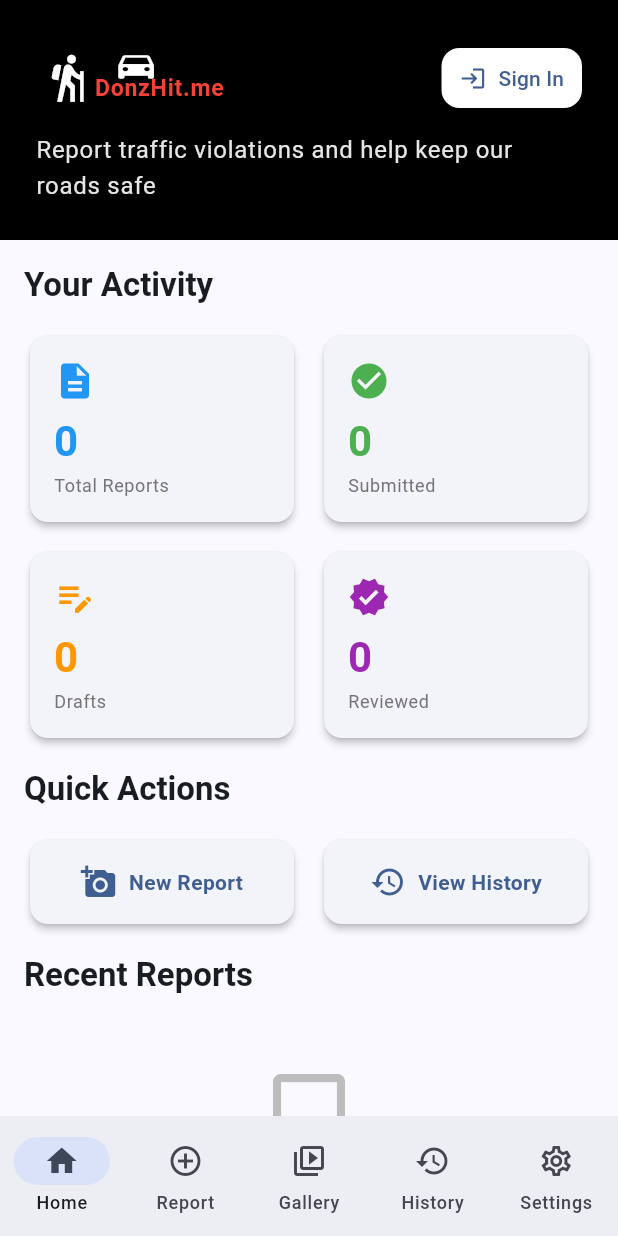
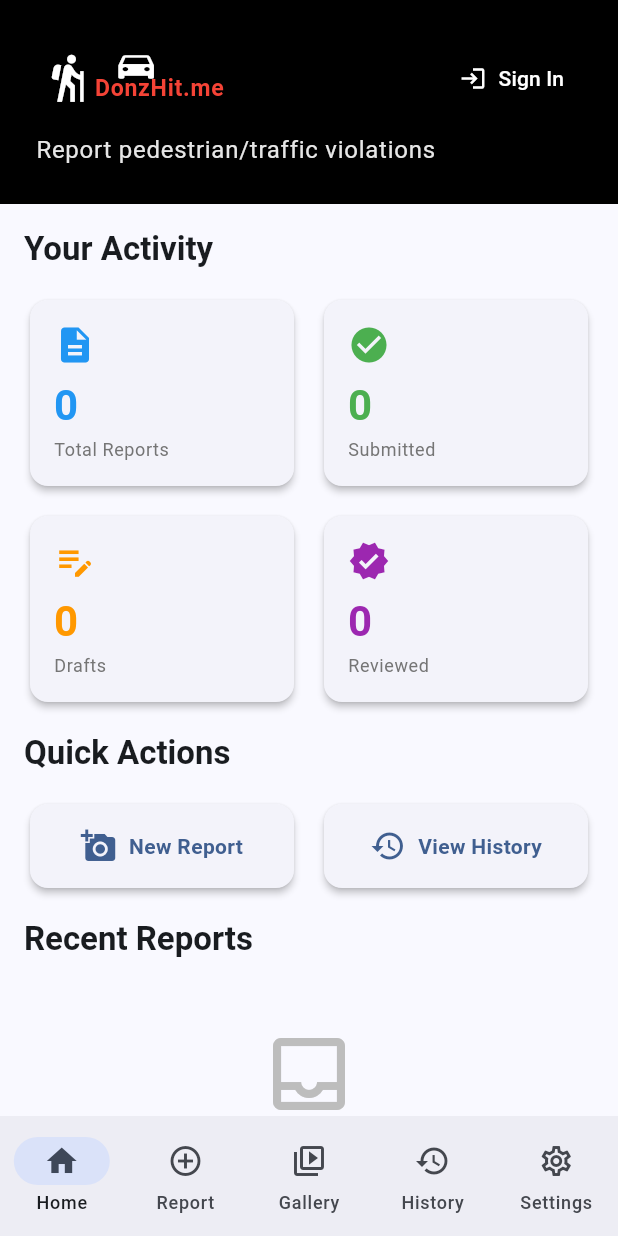
Before and after one commit to x92017/donzhit_me, a Flutter app: the screen it shows after launch, on a phone screen of 412 x 824 dp. Run offline on Flutter 3.47's test engine with Material 3 defaults, Android fonts, the phone set to English and light mode, and no system bars; our stand-ins replace cached_network_image, chewie, file_picker, google_sign_in, image_picker, shared_preferences and 2 more; network calls fail.

Commit message:
Update UI styling and default to dark mode
- Default app theme to dark mode
- Update Sign In button: black background, white text/icon
- Update tagline to "Report pedestrian/traffic violations"

Co-Authored-By: Claude Opus 4.5 <noreply@anthropic.com>

```diff
--- a/donzhit_me/lib/providers/settings_provider.dart
+++ b/donzhit_me/lib/providers/settings_provider.dart
@@ -5,7 +5,7 @@ import '../services/storage_service.dart';
 class SettingsProvider with ChangeNotifier {
   final StorageService _storageService = StorageService();
 
-  bool _darkMode = false;
+  bool _darkMode = true; // Default to dark mode
   bool _notifications = true;
   String _defaultState = '';
   bool _autoSaveDraft = true;
@@ -21,7 +21,7 @@ class SettingsProvider with ChangeNotifier {
   /// Initialize settings from storage
   Future<void> init() async {
     final settings = await _storageService.loadSettings();
-    _darkMode = settings['darkMode'] as bool? ?? false;
+    _darkMode = settings['darkMode'] as bool? ?? true; // Default to dark mode
     _notifications = settings['notifications'] as bool? ?? true;
     _defaultState = settings['defaultState'] as String? ?? '';
     _autoSaveDraft = settings['autoSaveDraft'] as bool? ?? true;
@@ -82,7 +82,7 @@ class SettingsProvider with ChangeNotifier {
 
   /// Reset all settings to defaults
   Future<void> resetSettings() async {
-    _darkMode = false;
+    _darkMode = true; // Default to dark mode
     _notifications = true;
     _defaultState = '';
     _autoSaveDraft = true;
--- a/donzhit_me/lib/screens/home_screen.dart
+++ b/donzhit_me/lib/screens/home_screen.dart
@@ -85,7 +85,7 @@ class _HomeScreenState extends State<HomeScreen> {
             ),
             const SizedBox(height: 8),
             Text(
-              'Report traffic violations and help keep our roads safe',
+              'Report pedestrian/traffic violations',
               style: Theme.of(context).textTheme.bodyLarge?.copyWith(
                     color: Colors.white.withValues(alpha: 0.9),
                   ),
@@ -130,8 +130,8 @@ class _HomeScreenState extends State<HomeScreen> {
       icon: const Icon(Icons.login, size: 18),
       label: const Text('Sign In'),
       style: ElevatedButton.styleFrom(
-        backgroundColor: Colors.white,
-        foregroundColor: Theme.of(context).colorScheme.primary,
+        backgroundColor: Colors.black,
+        foregroundColor: Colors.white,
         padding: const EdgeInsets.symmetric(horizontal: 12, vertical: 8),
       ),
     );
```
